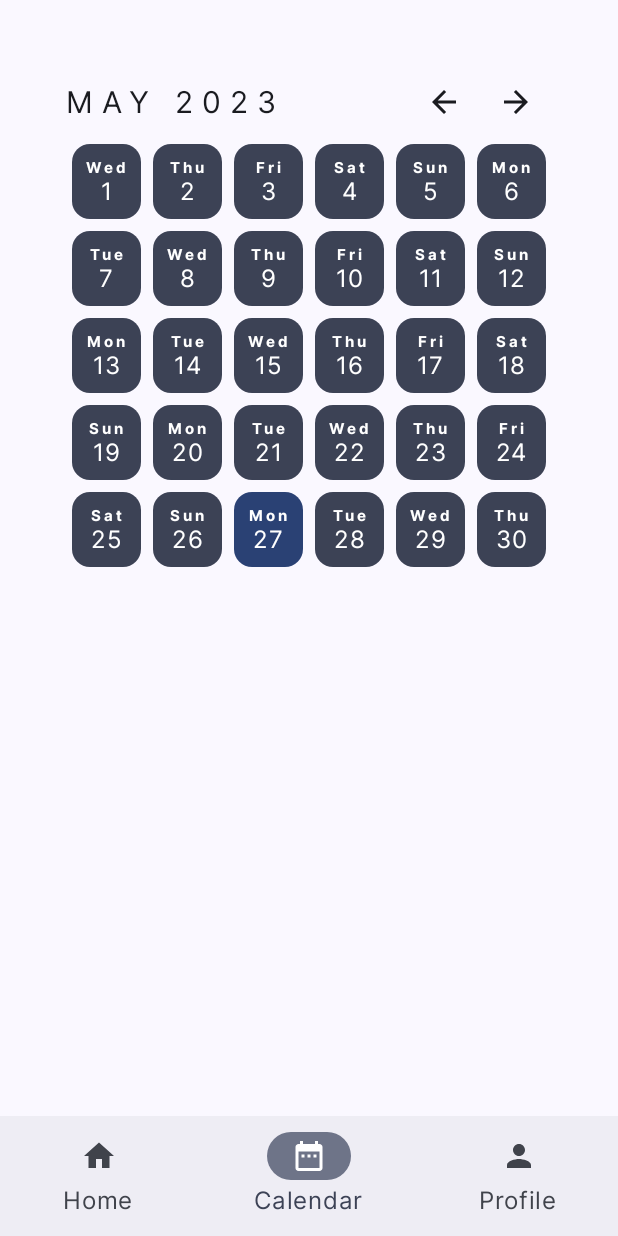
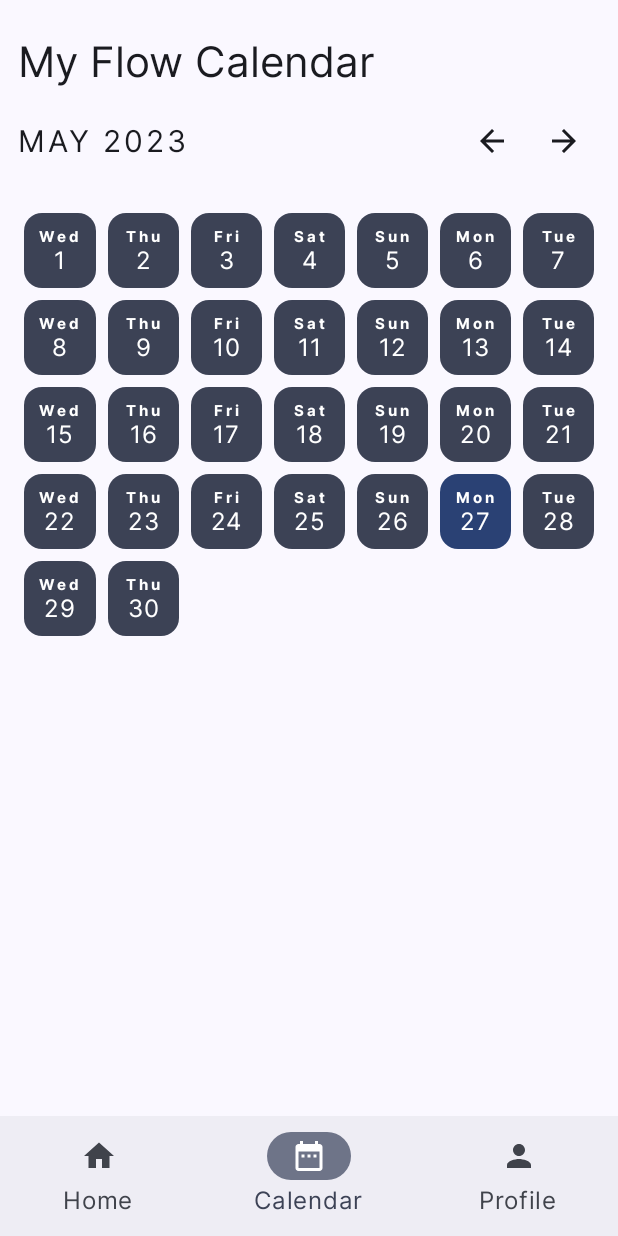
Before and after one commit to Kijedi/purpleHearts, an Android app built with Jetpack Compose: the screen it shows after launch (MainActivity), item 2 of the bottom bar chosen, on a phone screen of 412 x 824 dp. Run offline under Robolectric (Android 15) with nearby library versions, the light colour scheme and no system bars.

Commit message:
Added logo

```diff
--- a/app/src/main/AndroidManifest.xml
+++ b/app/src/main/AndroidManifest.xml
@@ -6,9 +6,9 @@
         android:allowBackup="true"
         android:dataExtractionRules="@xml/data_extraction_rules"
         android:fullBackupContent="@xml/backup_rules"
-        android:icon="@mipmap/ic_launcher"
+        android:icon="@drawable/logo"
         android:label="@string/app_name"
-        android:roundIcon="@mipmap/ic_launcher_round"
+        android:roundIcon="@drawable/logo"
         android:supportsRtl="true"
         android:theme="@style/Theme.MyFlow"
         tools:targetApi="31">
--- a/app/src/main/java/com/langatt/flow/Screens/Calendar.kt
+++ b/app/src/main/java/com/langatt/flow/Screens/Calendar.kt
@@ -5,6 +5,7 @@ import androidx.annotation.RequiresApi
 import androidx.compose.foundation.layout.Arrangement
 import androidx.compose.foundation.layout.Column
 import androidx.compose.foundation.layout.Row
+import androidx.compose.foundation.layout.Spacer
 import androidx.compose.foundation.layout.fillMaxSize
 import androidx.compose.foundation.layout.height
 import androidx.compose.foundation.layout.padding
@@ -36,12 +37,14 @@ import com.langatt.flow.Models.CalendarUiModel
 import com.langatt.flow.utils.CalendarDataSource
 
 
+@RequiresApi(Build.VERSION_CODES.O)
 @OptIn(ExperimentalMaterial3Api::class)
 @Composable
 @Preview(showSystemUi = true)
 fun CalendarPage() {
     CalendarApp(
-        modifier = Modifier.padding(16.dp)
+        modifier = Modifier
+            .fillMaxSize()
     )
 }
 
@@ -54,6 +57,7 @@ fun CalendarApp(modifier: Modifier = Modifier) {
         val calendarUiModel = dataSource.getData(lastSelectedDate = dataSource.today)
         Column(modifier = modifier.fillMaxSize()) {
             Header(data = calendarUiModel)
+            Spacer(modifier = Modifier.height(20.dp))
             Content(data = calendarUiModel)
         }
     }
@@ -61,11 +65,18 @@ fun CalendarApp(modifier: Modifier = Modifier) {
 
 @Composable
 fun Header(data: CalendarUiModel) {
+    Column {
+        Text(
+            text = "My Flow Calendar",
+            style = MaterialTheme.typography.titleLarge,
+            modifier = Modifier.padding(vertical = 12.dp)
+        )
+
         Row {
             Text(
                 text = "MAY 2023",
                 fontSize = 20.sp,
-            letterSpacing = 6.sp,
+                letterSpacing = 2.sp,
                 modifier = Modifier
                     .weight(1f)
                     .align(Alignment.CenterVertically)
@@ -81,6 +92,7 @@ fun Header(data: CalendarUiModel) {
                     imageVector = Icons.Filled.ArrowForward,
                     contentDescription = "Next"
                 )
+            }
         }
     }
 }
--- a/app/src/main/java/com/langatt/flow/Screens/Home.kt
+++ b/app/src/main/java/com/langatt/flow/Screens/Home.kt
@@ -18,6 +18,7 @@ import androidx.compose.material3.CardDefaults
 import androidx.compose.material3.Divider
 import androidx.compose.material3.ElevatedCard
 import androidx.compose.material3.MaterialTheme
+import androidx.compose.material3.Surface
 import androidx.compose.material3.Text
 import androidx.compose.runtime.Composable
 import androidx.compose.ui.Alignment
@@ -37,13 +38,33 @@ import com.langatt.pinkhearts.R
 @Composable
 @Preview
 fun HomePage() {
+    Surface(modifier = Modifier.padding(12.dp)) {
+
+        Column {
+            Text(
+                text = "My Flow App",
+                style = MaterialTheme.typography.titleLarge,
+                modifier = Modifier.padding(vertical = 12.dp)
+            )
+            Text(
+                text = "WEDNESDAY, 20 NOV 2023".uppercase(),
+                style = MaterialTheme.typography.labelSmall,
+            )
+        }
         Column(
-        horizontalAlignment = Alignment.CenterHorizontally,
-        verticalArrangement = Arrangement.Top,
-        modifier = Modifier.fillMaxSize()
+            verticalArrangement = Arrangement.Center,
+            modifier = Modifier
+                .fillMaxSize()
+                .padding(12.dp)
+        ) {
+
+            Box(
+                contentAlignment = Alignment.Center,
+                modifier = Modifier
+                    .fillMaxWidth(1f)
+                    .padding(top = 40.dp)
             ) {
                 ElevatedCard(
-
                     shape = CircleShape,
                     elevation = CardDefaults.elevatedCardElevation(12.dp),
                     modifier = Modifier
@@ -60,7 +81,8 @@ fun HomePage() {
                                 style = MaterialTheme.typography.titleLarge,
                                 fontSize = 16.sp,
                                 fontWeight = FontWeight.Light,
-                        textAlign = TextAlign.Center, color = MaterialTheme.colorScheme.tertiary
+                                textAlign = TextAlign.Center,
+                                color = MaterialTheme.colorScheme.tertiary
                             )
                             Spacer(modifier = Modifier.padding(vertical = 4.dp))
                             Text(
@@ -78,7 +100,9 @@ fun HomePage() {
                         }
                     }
                 }
+            }
             insights()
+        }
     }
 }
 
@@ -87,9 +111,24 @@ fun HomePage() {
 fun insights() {
     val items = listOf("Period", "Pregnancy")
     Column(modifier = Modifier.padding(vertical = 40.dp, horizontal = 10.dp)) {
-        InsightData("Chance of Pregancy", R.drawable.period2, "12%", MaterialTheme.colorScheme.secondary)
-        InsightData("Period starts on", R.drawable.period, "14. Dec", MaterialTheme.colorScheme.secondary)
-        InsightData("Fertile Phase starts on", R.drawable.period3, "14. Dec", MaterialTheme.colorScheme.secondary)
+        InsightData(
+            "Chance of Pregancy",
+            R.drawable.period2,
+            "12%",
+            MaterialTheme.colorScheme.secondary
+        )
+        InsightData(
+            "Period starts on",
+            R.drawable.period,
+            "14. Dec",
+            MaterialTheme.colorScheme.secondary
+        )
+        InsightData(
+            "Fertile Phase starts on",
+            R.drawable.period3,
+            "14. Dec",
+            MaterialTheme.colorScheme.secondary
+        )
     }
 }
 
@@ -103,19 +142,22 @@ fun InsightText(text: String, style: TextStyle) {
 }
 
 @Composable
-fun InsightData(name: String, icon: Int, value: String, iconColor: Color){
+fun InsightData(name: String, icon: Int, value: String, iconColor: Color) {
     Column(modifier = Modifier.padding(vertical = 8.dp)) {
         Row(
             horizontalArrangement = Arrangement.SpaceBetween,
             verticalAlignment = Alignment.CenterVertically,
             modifier = Modifier.fillMaxWidth()
         ) {
-            Row(verticalAlignment = Alignment.CenterVertically,) {
+            Row(verticalAlignment = Alignment.CenterVertically) {
                 Image(
                     painterResource(icon),
                     contentDescription = "",
                     contentScale = ContentScale.Crop,
-                    modifier = Modifier.padding(horizontal = 8.dp).width(30.dp).height(30.dp)
+                    modifier = Modifier
+                        .padding(horizontal = 8.dp)
+                        .width(30.dp)
+                        .height(30.dp)
                 )
                 InsightText(name, MaterialTheme.typography.bodyLarge)
             }
--- a/app/src/main/java/com/langatt/flow/ui/theme/Color.kt
+++ b/app/src/main/java/com/langatt/flow/ui/theme/Color.kt
@@ -2,10 +2,10 @@ package com.langatt.flow.ui.theme
 
 import androidx.compose.ui.graphics.Color
 
-val Purple80 = Color(0xFFD0BCFF)
-val PurpleGrey80 = Color(0xFFCCC2DC)
+val Purple80 = Color(0xFFFF5693)
+val PurpleGrey80 = Color(0xFFFAF4E2)
 val Pink80 = Color(0xFFEFB8C8)
 
-val Purple40 = Color(0xFF6650a4)
+val Purple40 = Color(0xFFFF5693)
 val PurpleGrey40 = Color(0xFF625b71)
 val Pink40 = Color(0xFF7D5260)
--- a/app/src/main/java/com/langatt/flow/ui/theme/Type.kt
+++ b/app/src/main/java/com/langatt/flow/ui/theme/Type.kt
@@ -29,7 +29,7 @@ val Typography = Typography(
     ),
     titleLarge = TextStyle(
         fontFamily = Inter,
-        fontWeight = FontWeight.SemiBold,
+        fontWeight = FontWeight.Normal,
         fontSize = 28.sp,
         lineHeight = 28.sp,
         letterSpacing = 0.sp
```
Also changed, not shown: app/src/main/res/drawable/logo.png (added). Lines whose indentation alone changed are shown as unchanged.
